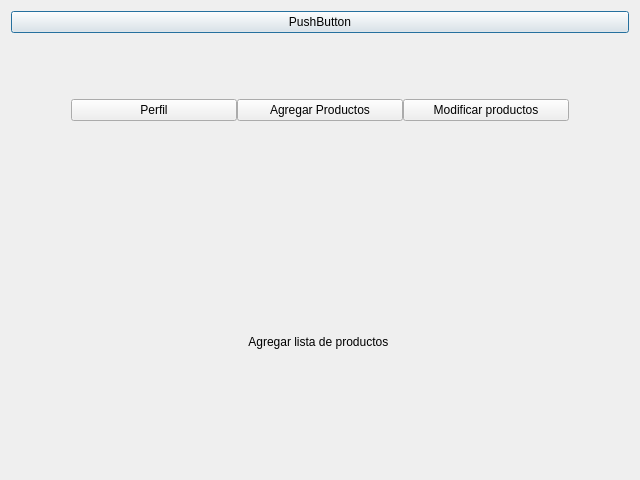
Qt form Hermes_GUI/maincommercewindow_dialog.ui (gustavo-dgs/Hermes) before a commit.
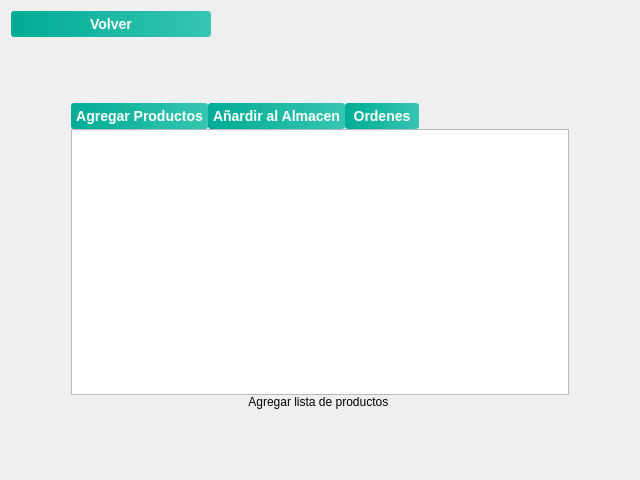
The same form after that commit.

```diff
--- a/Hermes_GUI/maincommercewindow_dialog.ui
+++ b/Hermes_GUI/maincommercewindow_dialog.ui
@@ -16,8 +16,27 @@
   <layout class="QVBoxLayout" name="verticalLayout">
    <item>
     <widget class="QPushButton" name="pushButton">
+     <property name="maximumSize">
+      <size>
+       <width>200</width>
+       <height>16777215</height>
+      </size>
+     </property>
+     <property name="styleSheet">
+      <string notr="true">QPushButton
+{
+	background-color: qlineargradient(spread:pad, x1:0, y1:0.511, x2:1, y2:0.511, stop:0 rgba(0, 172, 149, 255),stop:0.995192 rgba(54, 197, 177, 255));
+	color: #fff;
+	font-size: 14px;
+	font-weight: bold;
+	border: none;
+	border-radius: 3px;
+	padding: 5px;
+
+}</string>
+     </property>
      <property name="text">
-      <string>PushButton</string>
+      <string>Volver</string>
      </property>
     </widget>
    </item>
@@ -55,31 +74,82 @@
        <item>
         <layout class="QVBoxLayout" name="verticalLayout_4">
          <property name="spacing">
-          <number>40</number>
+          <number>0</number>
          </property>
          <item>
           <layout class="QHBoxLayout" name="horizontalLayout">
            <property name="spacing">
             <number>0</number>
            </property>
-           <item alignment="Qt::AlignTop">
-            <widget class="QPushButton" name="pushButton_4">
-             <property name="text">
-              <string>Perfil</string>
-             </property>
-            </widget>
-           </item>
+           <property name="leftMargin">
+            <number>0</number>
+           </property>
+           <property name="rightMargin">
+            <number>150</number>
+           </property>
            <item alignment="Qt::AlignTop">
             <widget class="QPushButton" name="pushButton_2">
+             <property name="styleSheet">
+              <string notr="true">QPushButton
+{
+	background-color: qlineargradient(spread:pad, x1:0, y1:0.511, x2:1, y2:0.511, stop:0 rgba(0, 172, 149, 255),stop:0.995192 rgba(54, 197, 177, 255));
+	color: #fff;
+	font-size: 14px;
+	font-weight: bold;
+	border: none;
+	border-radius: 3px;
+	padding: 5px;
+
+}</string>
+             </property>
              <property name="text">
               <string>Agregar Productos</string>
              </property>
             </widget>
            </item>
-           <item alignment="Qt::AlignTop">
+           <item>
             <widget class="QPushButton" name="pushButton_3">
+             <property name="maximumSize">
+              <size>
+               <width>1500</width>
+               <height>16777215</height>
+              </size>
+             </property>
+             <property name="styleSheet">
+              <string notr="true">QPushButton
+{
+	background-color: qlineargradient(spread:pad, x1:0, y1:0.511, x2:1, y2:0.511, stop:0 rgba(0, 172, 149, 255),stop:0.995192 rgba(54, 197, 177, 255));
+	color: #fff;
+	font-size: 14px;
+	font-weight: bold;
+	border: none;
+	border-radius: 3px;
+	padding: 5px;
+
+}</string>
+             </property>
              <property name="text">
-              <string>Modificar productos</string>
+              <string>Añardir al Almacen</string>
+             </property>
+            </widget>
+           </item>
+           <item alignment="Qt::AlignTop">
+            <widget class="QPushButton" name="pushButton_5">
+             <property name="styleSheet">
+              <string notr="true">QPushButton
+{
+	background-color: qlineargradient(spread:pad, x1:0, y1:0.511, x2:1, y2:0.511, stop:0 rgba(0, 172, 149, 255),stop:0.995192 rgba(54, 197, 177, 255));
+	color: #fff;
+	font-size: 14px;
+	font-weight: bold;
+	border: none;
+	border-radius: 3px;
+	padding: 5px;
+
+}</string>
+             </property>
+             <property name="text">
+              <string>Ordenes</string>
              </property>
             </widget>
            </item>
@@ -95,6 +165,9 @@
            </property>
           </layout>
          </item>
+         <item>
+          <widget class="QListWidget" name="listWidget"/>
+         </item>
          <item>
           <widget class="QLabel" name="label">
            <property name="text">
```
